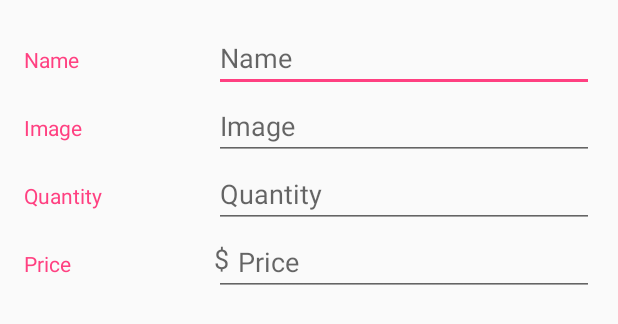
After one commit to alperenc/Inventory, an Android app: the layout activity_product.xml on its own in the app's theme, with its tools: preview values and no code run, on a phone screen of 412 x 824 dp. The commit adds this screen. Shown: the top 324 px of the screen. Run offline under Robolectric (Android 15) with nearby library versions, the phone set to English and light mode, and no system bars.

Commit message:
add ProductActivity

```diff
--- a/app/build.gradle
+++ b/app/build.gradle
@@ -25,7 +25,6 @@ dependencies {
         exclude group: 'com.android.support', module: 'support-annotations'
     })
     compile 'com.android.support:appcompat-v7:26.+'
-    compile 'com.android.support.constraint:constraint-layout:1.0.2'
     compile 'com.android.support:design:26.+'
     testCompile 'junit:junit:4.12'
 }
--- a/app/src/main/res/layout/activity_inventory.xml
+++ b/app/src/main/res/layout/activity_inventory.xml
@@ -4,7 +4,7 @@
     xmlns:tools="http://schemas.android.com/tools"
     android:layout_width="match_parent"
     android:layout_height="match_parent"
-    tools:context="com.alperencan.inventory.android.InventoryActivity">
+    tools:context="com.alperencan.inventory.android.activity.InventoryActivity">
 
     <android.support.design.widget.AppBarLayout
         android:layout_width="match_parent"
--- /dev/null
+++ b/app/src/main/res/layout/activity_product.xml
@@ -0,0 +1,97 @@
+<?xml version="1.0" encoding="utf-8"?>
+<LinearLayout xmlns:android="http://schemas.android.com/apk/res/android"
+    xmlns:tools="http://schemas.android.com/tools"
+    android:layout_width="match_parent"
+    android:layout_height="match_parent"
+    android:layout_margin="@dimen/activity_margin"
+    android:orientation="vertical"
+    tools:context="com.alperencan.inventory.android.activity.ProductActivity">
+
+    <LinearLayout
+        android:layout_width="match_parent"
+        android:layout_height="wrap_content"
+        android:orientation="horizontal">
+
+        <!-- Name label -->
+        <TextView
+            style="@style/LabelStyle"
+            android:text="@string/name" />
+
+        <!-- Name field -->
+        <EditText
+            android:id="@+id/edit_product_name"
+            style="@style/FieldStyle"
+            android:hint="@string/name"
+            android:inputType="textCapWords" />
+    </LinearLayout>
+
+    <LinearLayout
+        android:layout_width="match_parent"
+        android:layout_height="wrap_content"
+        android:orientation="horizontal">
+
+        <!-- Image URL label -->
+        <TextView
+            style="@style/LabelStyle"
+            android:text="@string/product_image_desc" />
+
+        <!-- Image URL field -->
+        <EditText
+            android:id="@+id/edit_product_image_url"
+            style="@style/FieldStyle"
+            android:hint="@string/product_image_desc"
+            android:inputType="textUri" />
+    </LinearLayout>
+
+    <LinearLayout
+        android:layout_width="match_parent"
+        android:layout_height="wrap_content"
+        android:orientation="horizontal">
+
+        <!-- Quantity label -->
+        <TextView
+            style="@style/LabelStyle"
+            android:text="@string/quantity" />
+
+        <!-- Quantity field -->
+        <EditText
+            android:id="@+id/edit_product_quantity"
+            style="@style/FieldStyle"
+            android:hint="@string/quantity"
+            android:inputType="number" />
+    </LinearLayout>
+
+    <LinearLayout
+        android:layout_width="match_parent"
+        android:layout_height="wrap_content"
+        android:orientation="horizontal">
+
+        <!-- Price label -->
+        <TextView
+            style="@style/LabelStyle"
+            android:text="@string/price" />
+
+        <!-- Input fields -->
+        <RelativeLayout
+            android:layout_width="0dp"
+            android:layout_height="wrap_content"
+            android:layout_weight="2">
+
+            <!-- Units for currency ($) -->
+            <TextView
+                style="@style/UnitsStyle"
+                android:text="@string/currency" />
+
+            <!-- Price field -->
+            <EditText
+                android:id="@+id/edit_product_price"
+                android:layout_width="match_parent"
+                android:layout_height="wrap_content"
+                android:hint="@string/price"
+                android:inputType="number"
+                android:paddingStart="@dimen/activity_margin" />
+
+        </RelativeLayout>
+    </LinearLayout>
+
+</LinearLayout>
--- a/app/src/main/res/layout/content_inventory.xml
+++ b/app/src/main/res/layout/content_inventory.xml
@@ -5,7 +5,7 @@
     android:layout_width="match_parent"
     android:layout_height="match_parent"
     app:layout_behavior="@string/appbar_scrolling_view_behavior"
-    tools:context="com.alperencan.inventory.android.InventoryActivity"
+    tools:context="com.alperencan.inventory.android.activity.InventoryActivity"
     tools:showIn="@layout/activity_inventory">
 
     <ListView
--- a/app/src/main/res/values/dimens.xml
+++ b/app/src/main/res/values/dimens.xml
@@ -1,4 +1,5 @@
 <resources>
     <dimen name="fab_margin">16dp</dimen>
     <dimen name="default_padding">8dp</dimen>
+    <dimen name="activity_margin">16dp</dimen>
 </resources>
--- a/app/src/main/res/values/strings.xml
+++ b/app/src/main/res/values/strings.xml
@@ -1,12 +1,17 @@
 <resources>
     <string name="app_name">Inventory</string>
     <string name="action_add_products">Add Dummy Products</string>
-    <string name="name">Product Name</string>
-    <string name="quantity">Product Quantity</string>
-    <string name="price">Product Price</string>
-    <string name="product_image_desc">Product Image</string>
-    <string name="sale_button_desc">Sale Button</string>
+    <string name="name">Name</string>
+    <string name="quantity">Quantity</string>
+    <string name="price">Price</string>
+    <string name="product_image_desc">Image</string>
+    <string name="sale_button_desc">Sale Button Image</string>
     <string name="store_image_desc">Store Image</string>
     <string name="empty_view_title">Your store looks empty&#8230;</string>
     <string name="empty_view_subtitle">Start by adding a product.</string>
+    <string name="currency">$</string>
+    <string name="action_save">Save</string>
+    <string name="action_delete">Delete</string>
+    <string name="product_activity_title_new_product">Add a Product</string>
+    <string name="action_delete_all_products">Delete All Products</string>
 </resources>
--- a/app/src/main/res/values/styles.xml
+++ b/app/src/main/res/values/styles.xml
@@ -6,6 +6,33 @@
         <item name="colorPrimary">@color/colorPrimary</item>
         <item name="colorPrimaryDark">@color/colorPrimaryDark</item>
         <item name="colorAccent">@color/colorAccent</item>
+    </style>
+
+    <!-- Style for labels in the product activity -->
+    <style name="LabelStyle">
+        <item name="android:layout_height">wrap_content</item>
+        <item name="android:layout_width">0dp</item>
+        <item name="android:layout_weight">1</item>
+        <item name="android:paddingTop">8dp</item>
+        <item name="android:textColor">@color/colorAccent</item>
+        <item name="android:textAppearance">?android:textAppearanceSmall</item>
+    </style>
+
+    <!-- Style for an EditText field in the product activity -->
+    <style name="FieldStyle">
+        <item name="android:layout_height">wrap_content</item>
+        <item name="android:layout_width">0dp</item>
+        <item name="android:layout_weight">2</item>
+        <item name="android:textAppearance">?android:textAppearanceMedium</item>
+    </style>
+
+    <!-- Style for the currency for an EditText field in the product activity -->
+    <style name="UnitsStyle">
+        <item name="android:layout_height">wrap_content</item>
+        <item name="android:layout_width">wrap_content</item>
+        <item name="android:layout_alignParentStart">true</item>
+        <item name="android:paddingTop">8dp</item>
+        <item name="android:textAppearance">?android:textAppearanceMedium</item>
     </style>
 
     <style name="AppTheme.NoActionBar">
```
Also changed, not shown: app/src/main/AndroidManifest.xml (+12 -1 lines), app/src/main/java/com/alperencan/inventory/android/activity/InventoryActivity.java (renamed from app/src/main/java/com/alperencan/inventory/android/InventoryActivity.java, +15 -14 lines), app/src/main/java/com/alperencan/inventory/android/activity/ProductActivity.java (added, +69 -0 lines), app/src/main/res/menu/menu_options.xml (+6 -1 lines), app/src/main/res/menu/menu_product.xml (added, +17 -0 lines).
